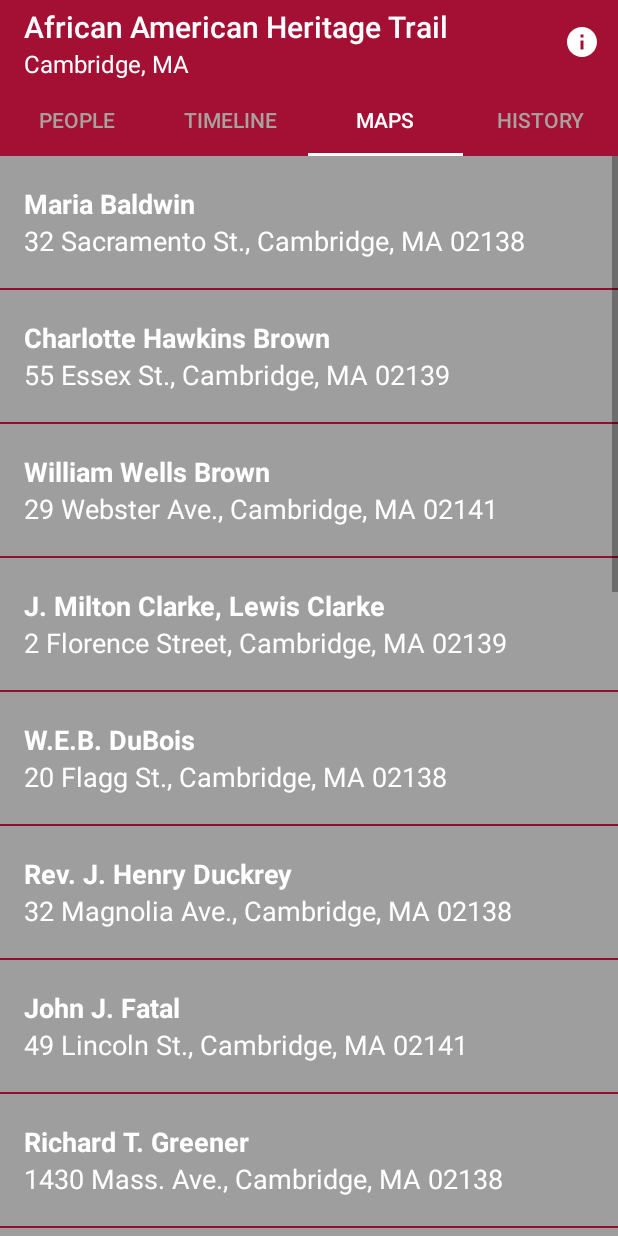
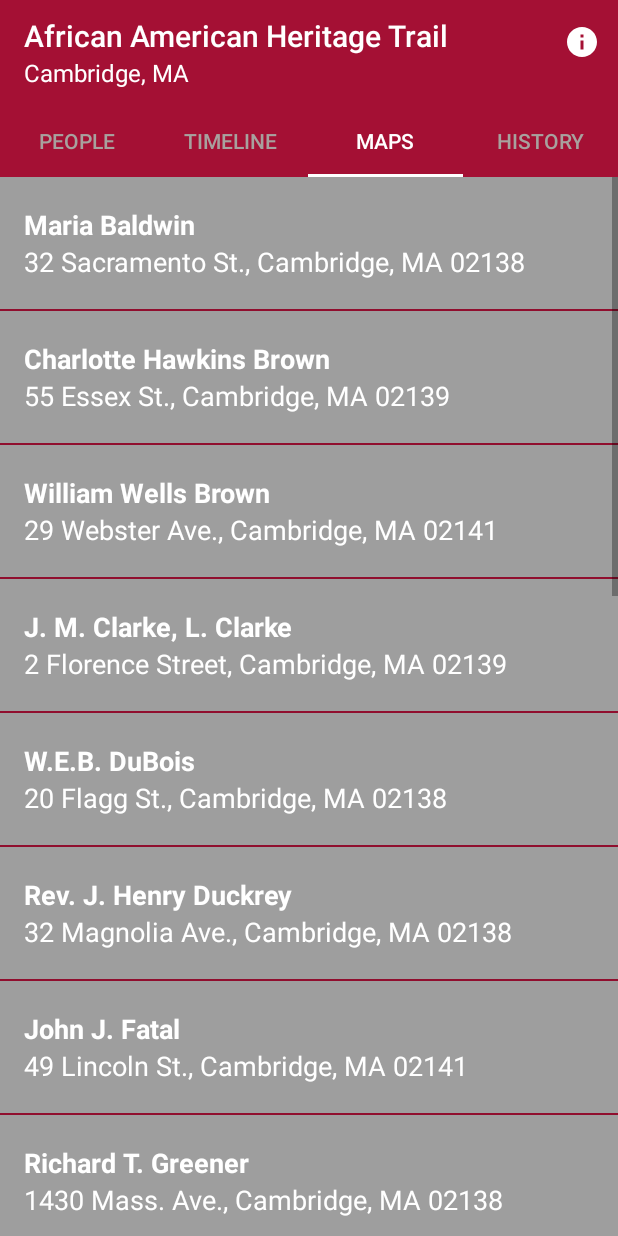
Before and after one commit to hillc255/CambridgeTrails, an Android app: the screen it shows after launch (MainActivity), tab 3 chosen, on a phone screen of 412 x 824 dp. Run offline under Robolectric (Android 15) with nearby library versions, the phone set to English and light mode, and no system bars.

Commit message:
Updated strings.xml

```diff
--- a/app/src/main/java/com/example/android/cambridgetrails/HistoryDialogFragment.java
+++ b/app/src/main/java/com/example/android/cambridgetrails/HistoryDialogFragment.java
@@ -5,6 +5,8 @@ import android.app.Dialog;
 import android.graphics.drawable.ColorDrawable;
 import android.os.Bundle;
 import android.support.v4.app.DialogFragment;
+import android.view.MotionEvent;
+import android.view.ScaleGestureDetector;
 import android.view.View;
 import android.view.Window;
 import android.widget.ImageView;
@@ -15,6 +17,9 @@ import android.widget.LinearLayout;
  * A simple dialog fragment to display history documents
  */
 public class HistoryDialogFragment extends DialogFragment {
+
+
+    private ImageView mImageView;
 
     public HistoryDialogFragment() {
     }
@@ -29,15 +34,18 @@ public class HistoryDialogFragment extends DialogFragment {
         int mValue = Integer.parseInt(mKey);
 
         // set the image in the view
-        ImageView imageView = view.findViewById(R.id.text_title);
-        imageView.setImageResource(mValue);
+        mImageView = view.findViewById(R.id.text_title);
+        mImageView.setImageResource(mValue);
+
 
         // build dialog for display
         Dialog builder = new Dialog(getActivity());
         builder.requestWindowFeature(Window.FEATURE_NO_TITLE);
         builder.getWindow().setBackgroundDrawable(new ColorDrawable(android.graphics.Color.TRANSPARENT));
         builder.setContentView(view);
+
         return builder;
     }
 
+
 }
--- a/app/src/main/res/layout/activity_main.xml
+++ b/app/src/main/res/layout/activity_main.xml
@@ -10,7 +10,7 @@
     <android.support.v7.widget.Toolbar
         android:id="@+id/toolbar"
         android:layout_width="match_parent"
-        android:layout_height="56dp"
+        android:layout_height="@dimen/toolbar_height"
         android:background="@color/primary_color" />
 
     <!-- main activity layout has tab layout and view player -->
--- a/app/src/main/res/values/dimens.xml
+++ b/app/src/main/res/values/dimens.xml
@@ -17,4 +17,6 @@
     <dimen name="arrow_marginRight">16dp</dimen>
     <dimen name="arrow_marginEnd">16dp</dimen>
 
+    <dimen name="toolbar_height">70dp</dimen>
+
 </resources>
--- a/app/src/main/res/values/strings.xml
+++ b/app/src/main/res/values/strings.xml
@@ -37,7 +37,7 @@
     <string name="name1">Maria Baldwin</string>
     <string name="address1">32 Sacramento St., Cambridge, MA 02138</string>
     <string name="date1">1856&#8211;1922</string>
-    <string name="title1">Educator, Lecturer, Community Activist</string>
+    <string name="title1">Educator, Community Activist</string>
 
     <string name="name2">Charlotte Hawkins Brown</string>
     <string name="address2">55 Essex St., Cambridge, MA 02139</string>
@@ -49,7 +49,7 @@
     <string name="date3">c.1814&#8211;1884</string>
     <string name="title3">Abolitionist, Physician, Lecturer</string>
 
-    <string name="name4">J. Milton Clarke, Lewis Clarke</string>
+    <string name="name4">J. M. Clarke, L. Clarke</string>
     <string name="address4">2 Florence Street, Cambridge, MA 02139</string>
     <string name="date4">1820&#8211;1902, 1818&#8211;1897</string>
     <string name="title4">Writers and Lecturers</string>
@@ -82,7 +82,7 @@
     <string name="name10">Harriet A. Jacobs</string>
     <string name="address10">17 Story St., Cambridge, MA 02138</string>
     <string name="date10">1813&#8211;1897</string>
-    <string name="title10">Abolitionist, Women\'s Rights  Advocate</string>
+    <string name="title10">Abolitionist, Women\'s Advocate</string>
 
     <string name="name11">Lunsford Lane</string>
     <string name="address11">44 Webster Ave., Cambridge, MA 02141</string>
@@ -94,7 +94,7 @@
     <string name="date12">1868&#8211;1949</string>
     <string name="title12">All-American Football, Lawyer</string>
 
-    <string name="name13">Bishop George A. McGuire</string>
+    <string name="name13">Bishop G. A. McGuire</string>
     <string name="address13">137 Allston St., Cambridge, MA 02139</string>
     <string name="date13">1866&#8211;1934</string>
     <string name="title13">Founder, African Orthodox Church</string>
@@ -112,7 +112,7 @@
     <string name="name16">Patrick H. Raymond</string>
     <string name="address16">10 Pleasant St., Cambridge, MA 02139</string>
     <string name="date16">1831&#8211;1892</string>
-    <string name="title16">Civil War Vet, Newspaper Editor, Fire Chief</string>
+    <string name="title16">Civil War Vet, Editor, Fire Chief</string>
 
     <string name="name17">Alberta V. Scott</string>
     <string name="address17">28 Union St., Cambridge, MA 02141</string>
@@ -137,10 +137,10 @@
     <!-- Timeline values -->
 
     <string name="timedate1">Introduction</string>
-    <string name="timetopic1">African Americans in Cambridge, MA</string>
+    <string name="timetopic1">African Americans in Cambridge</string>
 
     <string name="timedate2">1600s</string>
-    <string name="timetopic2">Slavery in Cambridge, MA</string>
+    <string name="timetopic2">Slavery in Cambridge</string>
 
     <string name="timedate3">1700s</string>
     <string name="timetopic3">Revolutionary War</string>
```
